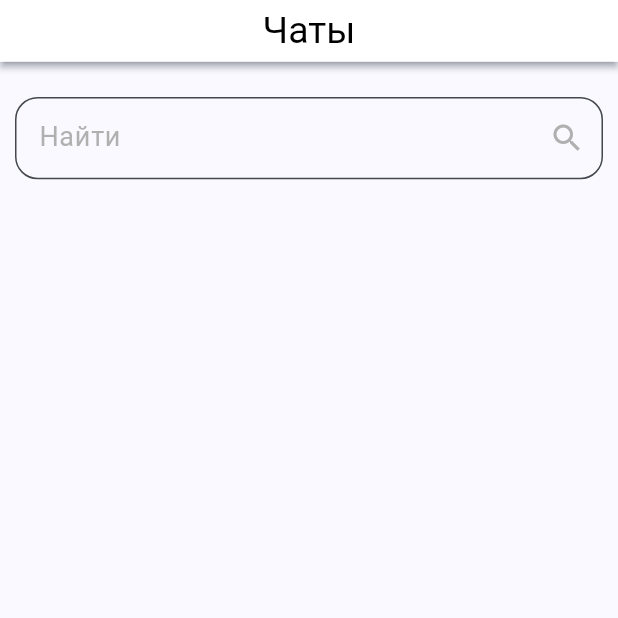
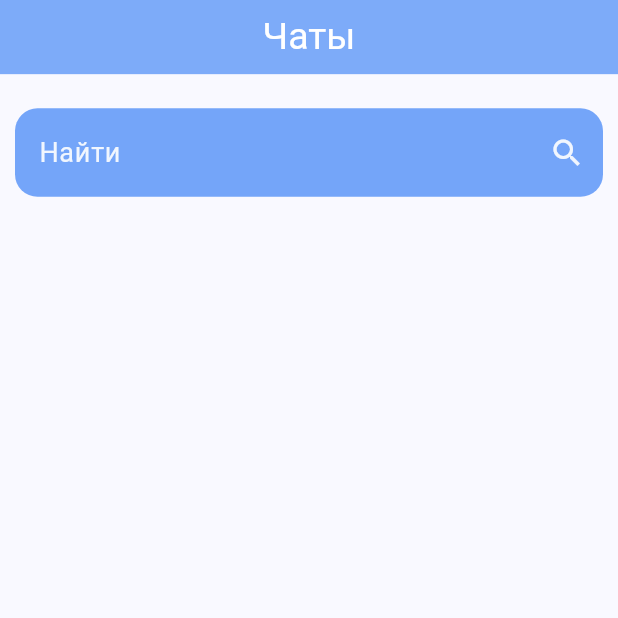
Before and after one commit to Bopleromn/chat_flutter, a Flutter app: the ChatsScreen screen opened by its route, on a phone screen of 412 x 824 dp, the top half of it. Run offline on Flutter 3.47's test engine with Material 3 defaults, Android fonts, the light colour scheme and no system bars; our stand-ins replace dio, dropdown_button2, flutter_bloc, get_it, google_nav_bar, shared_preferences and 1 more; accounts and stored records are empty; network calls fail; statements that could not run were skipped.

Commit message:
commit,maked new field style

```diff
--- a/lib/chats/screens/chats_screen.dart
+++ b/lib/chats/screens/chats_screen.dart
@@ -43,10 +43,11 @@ class ChatsScreenState extends State<ChatsScreen> {
   Widget build(BuildContext context) {
     return Scaffold(
       appBar: AppBar(
-        toolbarHeight: 5.h,
+        shadowColor: Colors.transparent,
+        backgroundColor: const Color.fromARGB(255, 116, 165, 249),
+        toolbarHeight: 6.h,
         automaticallyImplyLeading: false,
-        iconTheme: IconThemeData(color: currentTheme.primaryColor),
-        title: Text('Чаты', style: large_black()),
+        title: Text('Чаты', style: large_white()),
         centerTitle: true,
       ),
       body: Container(
@@ -56,9 +57,9 @@ class ChatsScreenState extends State<ChatsScreen> {
             Expanded(child: Container(),flex: 3,),
             Expanded(child: Container(
               child: TextFormField(
-                decoration: search_field_decoration('Найти'),
+                decoration: filled_search_field_decoration('Найти'),
               ),
-            ),flex: 7,),
+            ),flex: 9,),
             Expanded(child: Container(),flex: 5,),
             Expanded(child:GridView.builder(
                 gridDelegate: SliverGridDelegateWithFixedCrossAxisCount(
--- a/lib/core/styles/field_styles.dart
+++ b/lib/core/styles/field_styles.dart
@@ -54,3 +54,20 @@ InputDecoration search_field_decoration(String hint){
     )
   );
 }
+InputDecoration filled_search_field_decoration(String hint){
+  return InputDecoration(
+    border: OutlineInputBorder(
+      borderSide:BorderSide.none ,
+      borderRadius: BorderRadius.circular(15)
+    ),
+    filled: true,
+    fillColor: const Color.fromARGB(255, 116, 165, 249),
+    hoverColor: Colors.transparent,
+    hintStyle: TextStyle(fontSize: 18, color: Colors.white.withOpacity(0.9)),
+    hintText: hint,
+    suffixIcon: Icon(
+      Icons.search,
+      color: Colors.white.withOpacity(0.9),
+    )
+  );
+}
--- a/lib/navigation/navigation_bar.dart
+++ b/lib/navigation/navigation_bar.dart
@@ -28,7 +28,7 @@ class _NavigationBarState extends State<NavigationBar> {
       bottomNavigationBar: Container(
         color: const Color.fromARGB(255, 116, 165, 249),
           child: Padding(
-            padding: const EdgeInsets.all(15.0),
+            padding: const EdgeInsets.all(10.0),
             child: GNav(
 
               mainAxisAlignment: MainAxisAlignment.spaceEvenly,
```
